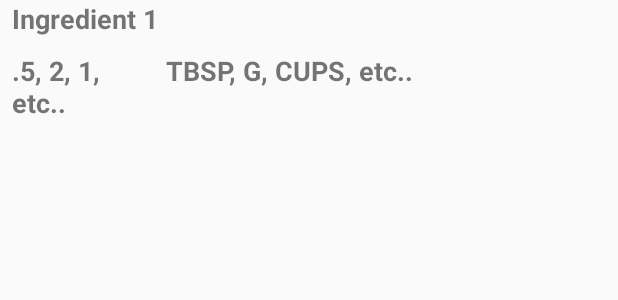
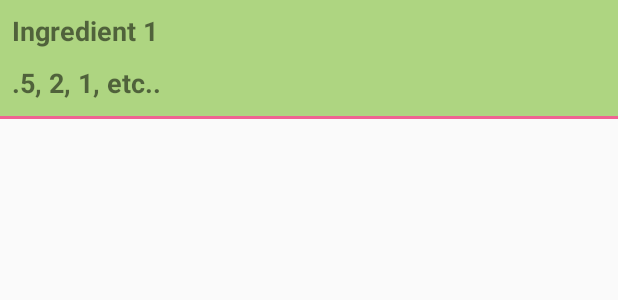
Before and after one commit to othesius-exe/BakeIt, an Android app: the layout ingredients_layout.xml on its own in the app's theme, with its tools: preview values and no code run, on a phone screen of 412 x 824 dp. Shown: the top 300 px of the screen. Run offline under Robolectric (Android 15) with nearby library versions, the phone set to English and light mode, and no system bars.

Commit message:
Working on viewpager tabs

```diff
--- a/app/src/main/java/com/example/caleb/bakeit/Utils/QueryUtils.java
+++ b/app/src/main/java/com/example/caleb/bakeit/Utils/QueryUtils.java
@@ -128,7 +128,7 @@ public class QueryUtils {
         String name = "";
 
         // Ingredients Variables
-        int quantity = 0;
+        double quantity = 0.0;
         String measurement = "";
         String ingredient = "";
 
@@ -157,7 +157,7 @@ public class QueryUtils {
                 JSONArray ingredientsArray = thisRecipe.getJSONArray("ingredients");
                 for (int j = 0; j < ingredientsArray.length(); j++) {
                     JSONObject thisIngredient = ingredientsArray.getJSONObject(j);
-                    quantity = thisIngredient.getInt("quantity");
+                    quantity = thisIngredient.getDouble("quantity");
                     measurement = thisIngredient.getString("measure");
                     ingredient = thisIngredient.getString("ingredient");
 
--- a/app/src/main/java/com/example/caleb/bakeit/adapters/RecipeInfoPagerAdapter.java
+++ b/app/src/main/java/com/example/caleb/bakeit/adapters/RecipeInfoPagerAdapter.java
@@ -50,6 +50,11 @@ public class RecipeInfoPagerAdapter extends FragmentStatePagerAdapter {
     }
 
     @Override
+    public CharSequence getPageTitle(int position) {
+        return super.getPageTitle(position);
+    }
+
+    @Override
     public int getCount() {
         return 2;
     }
--- a/app/src/main/java/com/example/caleb/bakeit/ui/DirectionsHolder.java
+++ b/app/src/main/java/com/example/caleb/bakeit/ui/DirectionsHolder.java
@@ -21,6 +21,7 @@ public class DirectionsHolder extends RecyclerView.ViewHolder {
     @BindView(R.id.card_title_view) TextView mTitleView;
     @BindView(R.id.direction_long) TextView mDirectionView;
     @BindView(R.id.description_short) TextView mStepView;
+    @BindView(R.id.divider) TextView mDivider;
 
     // Constructor for the Holder
     public DirectionsHolder(View view) {
--- a/app/src/main/res/layout/activity_directions.xml
+++ b/app/src/main/res/layout/activity_directions.xml
@@ -17,7 +17,8 @@
         <android.support.v4.view.PagerTitleStrip
             android:id="@+id/title_strip"
             android:layout_width="match_parent"
-            android:layout_height="56dp"/>
+            android:layout_height="56dp"
+            android:background="@color/colorAccent"/>
 
     </android.support.v4.view.ViewPager>
 
--- a/app/src/main/res/layout/ingredients_layout.xml
+++ b/app/src/main/res/layout/ingredients_layout.xml
@@ -4,7 +4,9 @@
     android:id="@+id/ingredient_list"
     android:layout_width="match_parent"
     android:layout_height="wrap_content"
-    android:orientation="vertical">
+    android:orientation="vertical"
+    android:paddingTop="@dimen/card_top_bottom_padding"
+    android:background="@color/colorPrimary">
 
     <TextView
         android:id="@+id/ingredient_name"
@@ -14,27 +16,17 @@
         android:layout_marginBottom="@dimen/text_view_top_bottom_margin"
         android:text="@string/ingredient"/>
 
-    <LinearLayout
-        android:layout_width="match_parent"
-        android:layout_height="wrap_content"
-        android:orientation="horizontal">
-
-        <TextView
+    <TextView
             android:id="@+id/ingredient_quantity"
             style="@style/text_view_style"
-            android:layout_width="0dp"
-            android:layout_height="wrap_content"
+            android:layout_width="match_parent"
+            android:layout_height="0dp"
             android:layout_weight="1"
             android:text="@string/quantity"/>
 
-        <TextView
-            android:id="@+id/ingredient_measurement"
-            style="@style/text_view_style"
-            android:layout_width="0dp"
-            android:layout_height="wrap_content"
-            android:layout_weight="3"
-            android:text="@string/measurement"/>
-
-    </LinearLayout>
+    <TextView
+        android:layout_width="match_parent"
+        android:layout_height="2dp"
+        android:background="@color/colorAccent"/>
 
 </LinearLayout>
--- a/app/src/main/res/values/styles.xml
+++ b/app/src/main/res/values/styles.xml
@@ -70,6 +70,7 @@
     <style name="text_view_style">
         <item name="android:layout_width">match_parent</item>
         <item name="android:layout_height">@dimen/text_view_height</item>
+        <item name="android:layout_marginBottom">@dimen/text_view_top_bottom_margin</item>
         <item name="android:textStyle">bold</item>
         <item name="android:textSize">@dimen/primaryText</item>
         <item name="android:paddingLeft">@dimen/text_view_right_left_padding</item>
@@ -77,6 +78,7 @@
 
     <style name="directions_view_style">
         <item name="android:layout_width">match_parent</item>
+        <item name="android:layout_marginBottom">@dimen/text_view_top_bottom_margin</item>
         <item name="android:layout_height">@dimen/text_view_height</item>
         <item name="android:textSize">@dimen/primaryText</item>
         <item name="android:paddingLeft">@dimen/text_view_right_left_padding</item>
```
Also changed, not shown: app/src/main/java/com/example/caleb/bakeit/RecipeIngredients.java (+5 -5 lines), app/src/main/java/com/example/caleb/bakeit/adapters/RecipeAdapter.java (+13 -8 lines), app/src/main/java/com/example/caleb/bakeit/ui/IngredientsHolder.java (+0 -9 lines), app/src/main/java/com/example/caleb/bakeit/ui/MainActivity.java (+0 -17 lines), app/src/main/res/layout/directions_layout.xml (+8 -0 lines).
